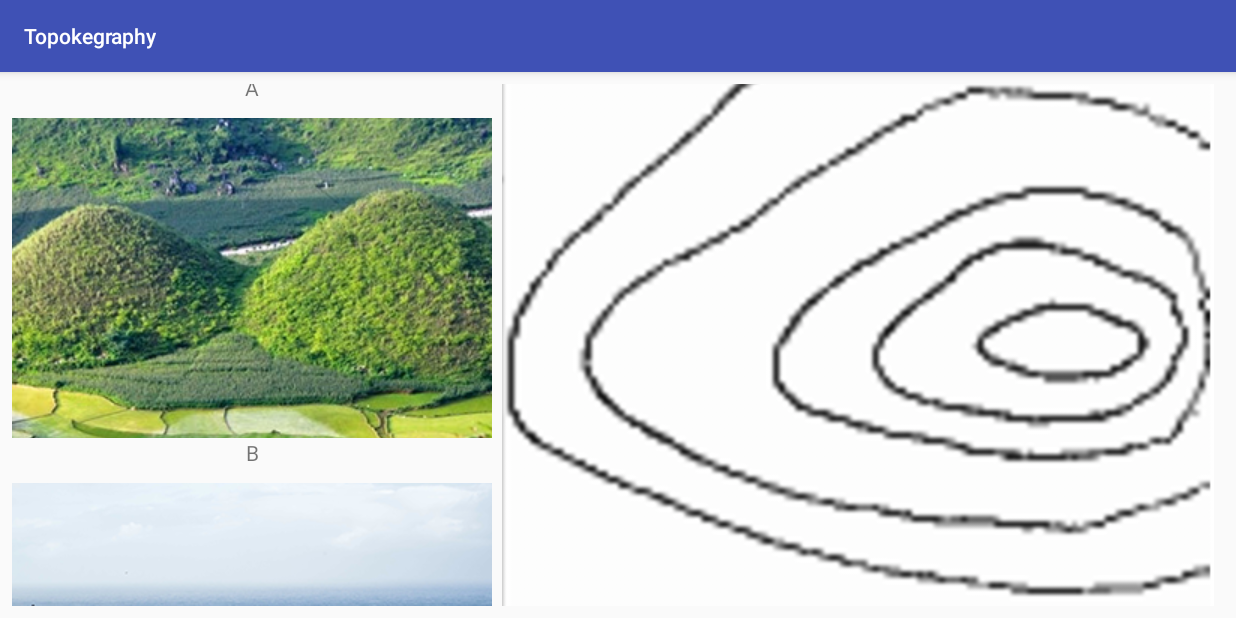
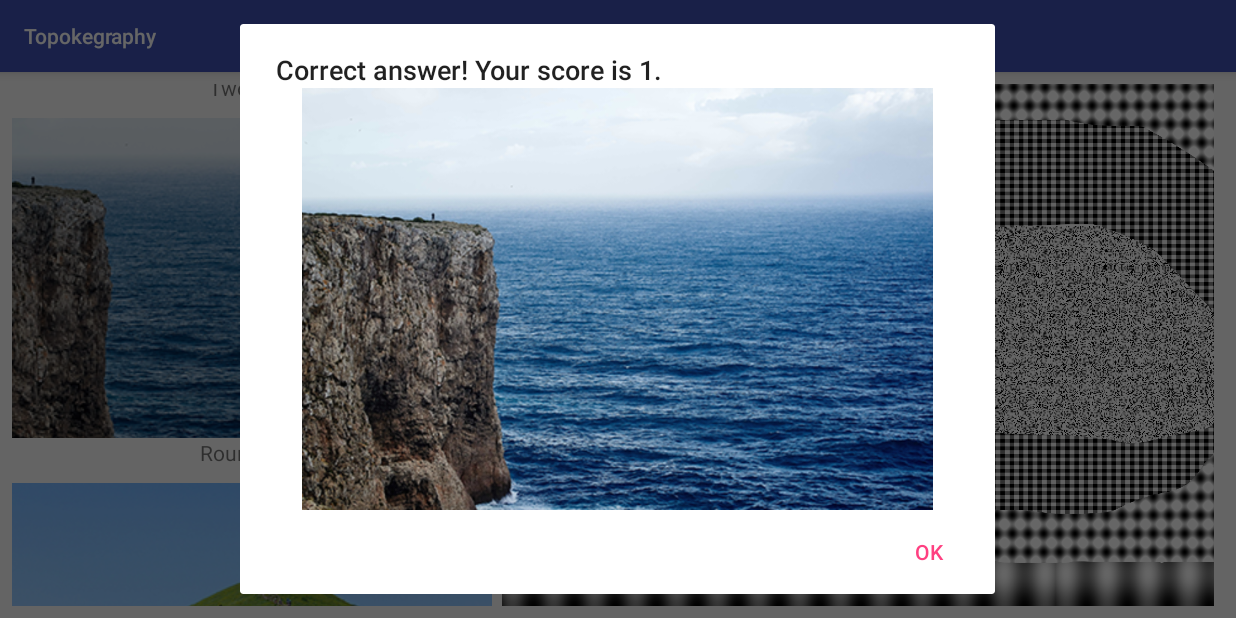
Before and after one commit to dan-zheng/Topokegraphy, an Android app: the screen it shows after launch (MainActivity), after a tap on an icon or button, on a phone screen of 824 x 412 dp (held sideways). Run offline under Robolectric (Android 15) with nearby library versions, the phone set to English and light mode, and no system bars; libraries missing offline, so code that uses them is left out: co.tanvas.haptics; 18 statements that could not run were skipped.

Commit message:
Add hidden starter image, update old images

```diff
--- a/app/src/main/AndroidManifest.xml
+++ b/app/src/main/AndroidManifest.xml
@@ -1,7 +1,7 @@
 <?xml version="1.0" encoding="utf-8"?>
 <manifest xmlns:android="http://schemas.android.com/apk/res/android"
     package="edu.purdue.zheng321.topokegraphy">
-
+    <uses-permission android:name="android.permission.VIBRATE" />
     <application
         android:name="co.tanvas.haptics.service.app.HapticApplication"
         android:allowBackup="true"
--- a/app/src/main/java/edu/purdue/zheng321/topokegraphy/MainActivity.java
+++ b/app/src/main/java/edu/purdue/zheng321/topokegraphy/MainActivity.java
@@ -18,9 +18,12 @@ import android.widget.Button;
 import android.widget.ImageButton;
 import android.widget.ImageView;
 import android.widget.Spinner;
+import android.widget.TextView;
 import android.widget.Toast;
+import android.widget.ToggleButton;
 
 import java.util.ArrayList;
+import java.util.Arrays;
 import java.util.Collections;
 import java.util.HashSet;
 import java.util.Iterator;
@@ -41,6 +44,9 @@ import static android.content.ContentValues.TAG;
 public class MainActivity extends AppCompatActivity {
     private static final String TAG = "MyActivity";
     private static final int MAX_OPTIONS = 3;
+    private static final String FIRST = "Hill";
+    private static final String SECOND = "Two Hills";
+    private static final String THIRD = "Round Cliff";
 
     private HapticServiceAdapter serviceAdapter;
     private HapticView mHapticView;
@@ -70,8 +76,10 @@ public class MainActivity extends AppCompatActivity {
             R.drawable.texture2,
             R.drawable.texture3
     };
+    int[] tempLocations;
     // Store correct guess
     int answer;
+    int lastAnswer = -1;
     // Spinner for game mode
     Spinner spinner;
     // Audio players
@@ -86,6 +94,9 @@ public class MainActivity extends AppCompatActivity {
     int score;
 
     private boolean isTopographyShown;
+
+    private boolean cheat;
+    ToggleButton cheatButton;
 
     @Override
     protected void onCreate(Bundle savedInstanceState) {
@@ -117,7 +128,8 @@ public class MainActivity extends AppCompatActivity {
 
             vibrator = (Vibrator) getSystemService(Context.VIBRATOR_SERVICE);
 
-            isTopographyShown = false;
+            cheat = false;
+            cheatButton = (ToggleButton) findViewById(R.id.cheat);
 
             score = 0;
 
@@ -126,45 +138,6 @@ public class MainActivity extends AppCompatActivity {
             e.printStackTrace();
         }
     }
-
-    /*public void initHaptics() {
-        try {
-            // Get the service adapter
-            serviceAdapter = HapticApplication.getHapticServiceAdapter();
-            // Create a haptic view and activate it
-            mHapticView = HapticView.create(serviceAdapter);
-            mHapticView.activate();
-            // Set the orientation of the haptic view
-            Display display = ((WindowManager) getSystemService(Context.WINDOW_SERVICE)).getDefaultDisplay();
-            int rotation = display.getRotation();
-            HapticView.Orientation orientation = HapticView.getOrientationFromAndroidDisplayRotation(rotation);
-
-            mHapticView.setOrientation(orientation);
-            // Retrieve texture data from the bitmap
-            Bitmap hapticBitmap = BitmapFactory.decodeResource(getResources(),
-                    R.drawable.texture2);
-            byte[] textureData = HapticTexture.createTextureDataFromBitmap(hapticBitmap);
-            // Create a haptic texture with the retrieved texture data
-            mHapticTexture = HapticTexture.create(serviceAdapter);
-            int textureDataWidth = hapticBitmap.getRowBytes() / 4; // 4 channels, i.e., ARGB
-            int textureDataHeight = hapticBitmap.getHeight();
-            System.out.printf("width: %d, height: %d\n", textureDataWidth, textureDataHeight);
-            Log.i(this.getApplicationContext(), TAG, "width: " + textureDataWidth + ", height: " + textureDataHeight);
-            mHapticTexture.setSize(textureDataWidth, textureDataHeight);
-            mHapticTexture.setData(textureData);
-            // Create a haptic material with the created haptic texture
-            mHapticMaterial = HapticMaterial.create(serviceAdapter);
-            mHapticMaterial.setTexture(0, mHapticTexture);
-            // Create a haptic sprite with the haptic material
-            mHapticSprite = HapticSprite.create(serviceAdapter);
-            mHapticSprite.setMaterial(mHapticMaterial);
-            // Add the haptic sprite to the haptic view
-            mHapticView.addSprite(mHapticSprite);
-        } catch (Exception e) {
-            //Log.e(null, e.toString());
-            e.printStackTrace();
-        }
-    }*/
 
     public void initHaptics() {
         try {
@@ -188,9 +161,15 @@ public class MainActivity extends AppCompatActivity {
                 int texture = getResources().getIdentifier(url, "drawable", getPackageName());
                 */
                 int texture = 0;
-                if (i == 0) { texture = R.drawable.texture1; }
-                if (i == 1) { texture = R.drawable.texture2; }
-                if (i == 2) { texture = R.drawable.texture3; }
+                if (i == 0) {
+                    texture = R.drawable.texture1;
+                }
+                if (i == 1) {
+                    texture = R.drawable.texture2;
+                }
+                if (i == 2) {
+                    texture = R.drawable.texture3;
+                }
 
                 Bitmap hapticBitmap = BitmapFactory.decodeResource(getResources(), texture);
                 byte[] textureData = HapticTexture.createTextureDataFromBitmap(hapticBitmap);
@@ -249,20 +228,23 @@ public class MainActivity extends AppCompatActivity {
         if (id == R.id.option1 || id == R.id.option2 || id == R.id.option3) {
             int compare = -1;
             if (id == R.id.option1) {
-                compare = 0;
+                compare = tempLocations[0];
             }
             if (id == R.id.option2) {
-                compare = 1;
+                compare = tempLocations[1];
             }
             if (id == R.id.option3) {
-                compare = 2;
+                compare = tempLocations[2];
             }
             if (answer == compare) {
                 score++;
-                Toast.makeText(MainActivity.this, "Correct answer! :D Score = " + score, Toast.LENGTH_SHORT).show();
+                //Toast.makeText(MainActivity.this, "Correct answer! :D Score = " + score, Toast.LENGTH_SHORT).show();
+                vibrator.vibrate(500);
                 System.out.println("Success. compare: " + compare + ", answer: " + answer);
+                successDialog();
             } else {
-                Toast.makeText(MainActivity.this, "Incorrect answer. :(", Toast.LENGTH_SHORT).show();
+                //Toast.makeText(MainActivity.this, "Incorrect answer. :(", Toast.LENGTH_SHORT).show();
+                vibrator.vibrate(100);
                 System.out.println("Fail. compare: " + compare + ", answer: " + answer);
                 failDialog();
             }
@@ -274,7 +256,7 @@ public class MainActivity extends AppCompatActivity {
                         map.setImageResource(textures[answer]);
                     } else {
                         map.setImageResource(0);
-                        map.setBackgroundColor(Color.parseColor("#000000"));
+                        map.setBackgroundColor(Color.parseColor("#222222"));
                     }
                     isTopographyShown = !isTopographyShown;
                     break;
@@ -286,26 +268,39 @@ public class MainActivity extends AppCompatActivity {
     public void setNewLevel() {
         int[] options = getThreeRandom();
         ImageButton imageButton = null;
+        TextView label = null;
 
         for (int i = 0; i < options.length; i++) {
             if (i == 0) {
                 imageButton = (ImageButton) findViewById(R.id.option1);
-                imageButton.setImageResource(locations[options[i]]);
+                label = (TextView) findViewById(R.id.label1);
             } else if (i == 1) {
                 imageButton = (ImageButton) findViewById(R.id.option2);
-                imageButton.setImageResource(locations[options[i]]);
+                label = (TextView) findViewById(R.id.label2);
             } else if (i == 2) {
                 imageButton = (ImageButton) findViewById(R.id.option3);
-                imageButton.setImageResource(locations[options[i]]);
+                label = (TextView) findViewById(R.id.label3);
             }
+            imageButton.setImageResource(locations[options[i]]);
+            label.setText(getLabel(options[i]));
             //imageButton.setImageResource(0);
         }
-
-        int texture = rand.nextInt(3);
-        answer = texture;
+        lastAnswer = answer;
+        do {
+            answer = options[rand.nextInt(3)];
+        } while (answer == lastAnswer);
         System.out.println("answer = " + answer);
         setHaptics(answer);
-        map.setImageResource(textures[answer]);
+
+        System.out.println("cheatButton: " + cheatButton.isChecked());
+        if (!cheatButton.isChecked()) {
+            map.setImageResource(R.drawable.hidden);
+            map.setBackgroundColor(Color.parseColor("#222222"));
+            isTopographyShown = false;
+        } else {
+            map.setImageResource(textures[answer]);
+            isTopographyShown = true;
+        }
         //Toast.makeText(this, "New level.", Toast.LENGTH_SHORT).show();
     }
 
@@ -320,16 +315,51 @@ public class MainActivity extends AppCompatActivity {
     }
 
     public int[] getThreeRandom() {
-        final Set<Integer> intSet = new HashSet<>();
+        /*final Set<Integer> intSet = new HashSet<>();
         while (intSet.size() < 3) {
             intSet.add(rand.nextInt(MAX_OPTIONS));
         }
-        final int[] ints = new int[intSet.size()];
+        int[] ints = new int[intSet.size()];
         final Iterator<Integer> iter = intSet.iterator();
         for (int i = 0; iter.hasNext(); ++i) {
             ints[i] = iter.next();
+        }*/
+        List<Integer> list = Arrays.asList(0, 1, 2);
+        Collections.shuffle(list);
+        int[] ints = new int[list.size()];
+        final Iterator<Integer> iter = list.iterator();
+        for (int i = 0; iter.hasNext(); ++i) {
+            ints[i] = iter.next();
         }
+        tempLocations = ints;
         return ints;
+    }
+
+    public String getLabel(int n) {
+        if (n == 0) {
+            return FIRST;
+        } else if (n == 1) {
+            return SECOND;
+        } else if (n == 2) {
+            return THIRD;
+        }
+        return null;
+    }
+
+    public void successDialog() {
+        AlertDialog.Builder builder = new AlertDialog.Builder(MainActivity.this);
+        LayoutInflater factory = LayoutInflater.from(MainActivity.this);
+        final ImageView imageView = (ImageView) factory.inflate(R.layout.imageview, null);
+        imageView.setImageResource(locations[answer]);
+        builder.setView(imageView);
+        builder.setTitle("Correct answer! Your score is " + score + ".")
+                .setNegativeButton("OK", new DialogInterface.OnClickListener() {
+                    @Override
+                    public void onClick(DialogInterface dialog, int id) {
+
+                    }
+                });
+        builder.show();
     }
 
     public void failDialog() {
@@ -339,13 +369,7 @@ public class MainActivity extends AppCompatActivity {
         imageView.setImageResource(locations[answer]);
         builder.setView(imageView);
         builder.setTitle("Wrong answer. :( Here was the correct option.")
-                .setPositiveButton("OK", new DialogInterface.OnClickListener() {
-                    @Override
-                    public void onClick(DialogInterface dialog, int id) {
-
-                    }
-                })
-                .setNegativeButton("Cancel", new DialogInterface.OnClickListener() {
+                .setNegativeButton("OK", new DialogInterface.OnClickListener() {
                     @Override
                     public void onClick(DialogInterface dialog, int id) {
 
--- a/app/src/main/res/layout/activity_main.xml
+++ b/app/src/main/res/layout/activity_main.xml
@@ -77,7 +77,7 @@
             android:id="@+id/map"
             android:layout_width="match_parent"
             android:layout_height="match_parent"
-            android:background="#000000" />
+            android:background="@drawable/hidden" />
 
     </LinearLayout>
 
--- a/app/src/main/res/values/strings.xml
+++ b/app/src/main/res/values/strings.xml
@@ -1,3 +1,5 @@
 <resources>
     <string name="app_name">Topokegraphy</string>
+    <string name="cheatToggleOn">Cheat On</string>
+    <string name="cheatToggleOff">Cheat Off</string>
 </resources>
```
Also changed, not shown: app/src/main/res/drawable/hidden.png (added), app/src/main/res/drawable/location1.png, app/src/main/res/drawable/location1orig.jpg (renamed from app/src/main/res/drawable/location1-orig.jpg), app/src/main/res/drawable/location2.png, app/src/main/res/drawable/location2orig.jpg (renamed from app/src/main/res/drawable/location2-orig.jpg), app/src/main/res/drawable/location3.png, app/src/main/res/drawable/location3orig.png (renamed from app/src/main/res/drawable/location3-orig.png), app/src/main/res/drawable/texture1.png.
